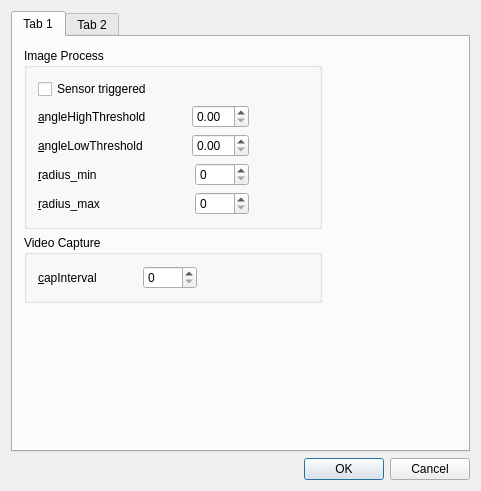
Qt form WheelMonitor/SettingDialog.ui (cx3386/WheelMonitor) before a commit.
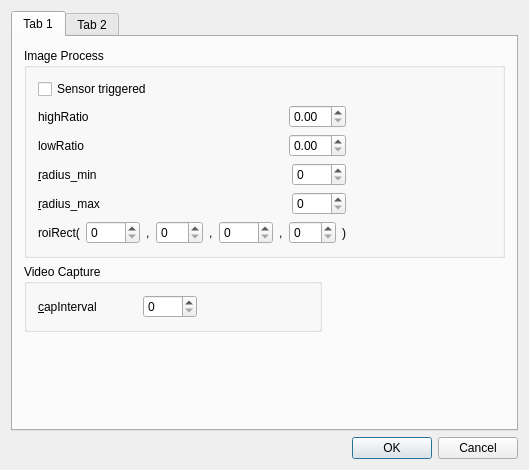
The same form after that commit.

```diff
--- a/WheelMonitor/SettingDialog.ui
+++ b/WheelMonitor/SettingDialog.ui
@@ -12,8 +12,8 @@
    <rect>
     <x>0</x>
     <y>0</y>
-    <width>481</width>
-    <height>491</height>
+    <width>529</width>
+    <height>470</height>
    </rect>
   </property>
   <property name="windowTitle">
@@ -30,7 +30,7 @@
        <string>Tab 1</string>
       </attribute>
       <layout class="QGridLayout" name="gridLayout_4">
-       <item row="0" column="0">
+       <item row="0" column="0" colspan="2">
         <widget class="QGroupBox" name="imageProcessGroupBox">
          <property name="title">
           <string>Image Process</string>
@@ -50,7 +50,7 @@
               <item>
                <widget class="QLabel" name="angleHighLabel">
                 <property name="text">
-                 <string>&amp;angleHighThreshold</string>
+                 <string>highRatio</string>
                 </property>
                 <property name="buddy">
                  <cstring>angleHighSpinBox</cstring>
@@ -80,7 +80,7 @@
               <item>
                <widget class="QLabel" name="angleLowLabel">
                 <property name="text">
-                 <string>&amp;angleLowThreshold</string>
+                 <string>lowRatio</string>
                 </property>
                 <property name="buddy">
                  <cstring>angleLowSpinBox</cstring>
@@ -173,6 +173,73 @@
               </item>
              </layout>
             </item>
+            <item>
+             <layout class="QHBoxLayout" name="horizontalLayout_7">
+              <item>
+               <widget class="QLabel" name="roiLabel_1">
+                <property name="text">
+                 <string>roiRect(</string>
+                </property>
+               </widget>
+              </item>
+              <item>
+               <widget class="QSpinBox" name="roiSpinBox_x">
+                <property name="maximum">
+                 <number>1280</number>
+                </property>
+               </widget>
+              </item>
+              <item>
+               <widget class="QLabel" name="roiLabel_2">
+                <property name="text">
+                 <string>,</string>
+                </property>
+               </widget>
+              </item>
+              <item>
+               <widget class="QSpinBox" name="roiSpinBox_y">
+                <property name="maximum">
+                 <number>720</number>
+                </property>
+               </widget>
+              </item>
+              <item>
+               <widget class="QLabel" name="roiLabel_3">
+                <property name="text">
+                 <string>,</string>
+                </property>
+               </widget>
+              </item>
+              <item>
+               <widget class="QSpinBox" name="roiSpinBox_w">
+                <property name="maximum">
+                 <number>1280</number>
+                </property>
+               </widget>
+              </item>
+              <item>
+               <widget class="QLabel" name="roiLabel_4">
+                <property name="text">
+                 <string>,</string>
+                </property>
+               </widget>
+              </item>
+              <item>
+               <widget class="QSpinBox" name="roiSpinBox_h">
+                <property name="maximum">
+                 <number>720</number>
+                </property>
+               </widget>
+              </item>
+              <item>
+               <widget class="QLabel" name="roiLabel_5">
+                <property name="text">
+                 <string>)</string>
+                </property>
+               </widget>
+              </item>
+             </layout>
+            </item>
            </layout>
           </item>
           <item row="1" column="1">
@@ -247,19 +314,6 @@
          </layout>
         </widget>
        </item>
-       <item row="2" column="0">
-        <spacer name="verticalSpacer">
-         <property name="orientation">
-          <enum>Qt::Vertical</enum>
-         </property>
-         <property name="sizeHint" stdset="0">
-          <size>
-           <width>20</width>
-           <height>213</height>
-          </size>
-         </property>
-        </spacer>
-       </item>
        <item row="1" column="1">
         <spacer name="horizontalSpacer">
          <property name="orientation">
@@ -273,6 +327,19 @@
          </property>
         </spacer>
        </item>
+       <item row="3" column="0">
+        <spacer name="verticalSpacer">
+         <property name="orientation">
+          <enum>Qt::Vertical</enum>
+         </property>
+         <property name="sizeHint" stdset="0">
+          <size>
+           <width>20</width>
+           <height>213</height>
+          </size>
+         </property>
+        </spacer>
+       </item>
       </layout>
      </widget>
      <widget class="QWidget" name="tab_2">
```
